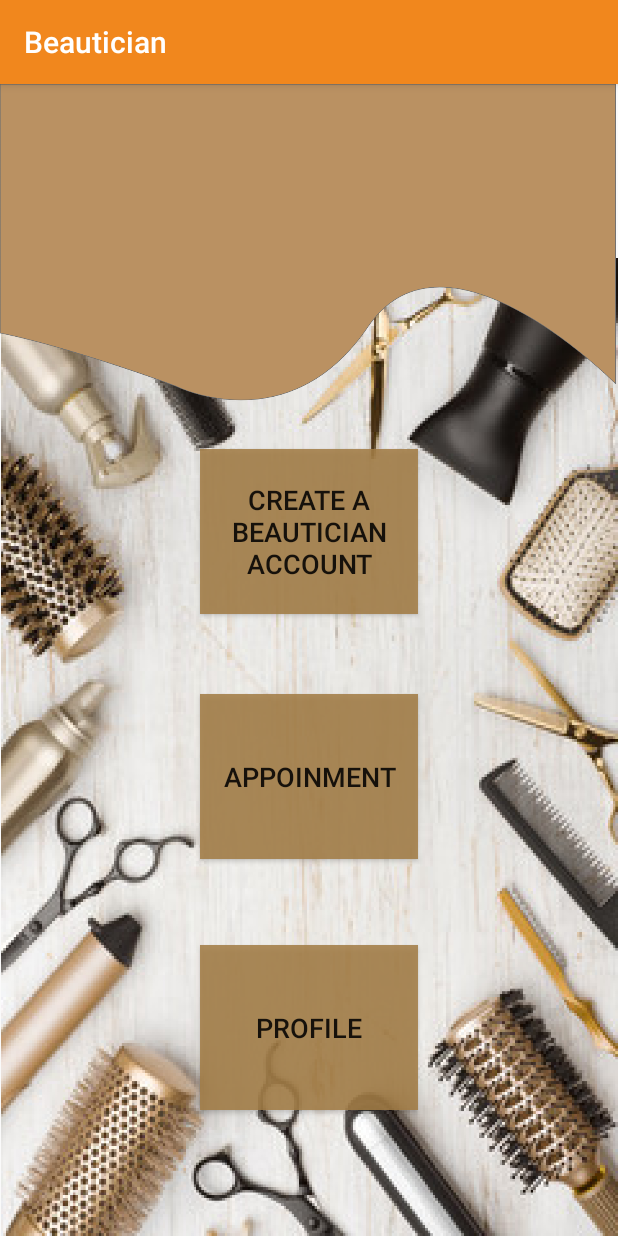
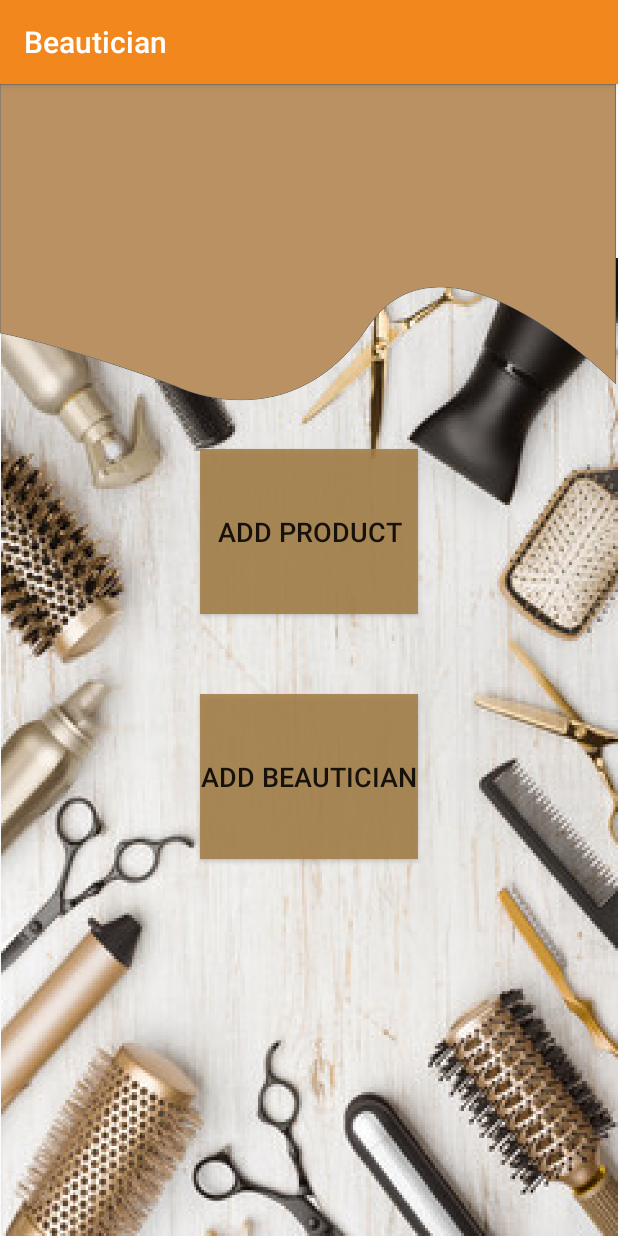
Before and after one commit to IT18000818/SalonnaBeautyApp, an Android app: the screen it shows after launch (MainActivity before the commit, Homepage1 after it), on a phone screen of 412 x 824 dp. Run offline under Robolectric (Android 15) with nearby library versions, the phone set to English and light mode, and no system bars.

Commit message:
Added calculation & Update

```diff
--- /dev/null
+++ b/app/src/main/java/com/example/beautician/Homepage1.java
@@ -0,0 +1,38 @@
+package com.example.beautician;
+
+import androidx.appcompat.app.AppCompatActivity;
+
+import android.content.Intent;
+import android.os.Bundle;
+import android.view.View;
+import android.widget.Button;
+
+public class Homepage1 extends AppCompatActivity {
+
+    Button button;
+    Button btnAppimnt;
+
+    @Override
+    protected void onCreate(Bundle savedInstanceState) {
+        super.onCreate(savedInstanceState);
+        setContentView(R.layout.activity_homepage1);
+
+        button = (Button) findViewById(R.id.button);
+        button.setOnClickListener(new View.OnClickListener() {
+            @Override
+            public void onClick(View view) {
+                Intent intent = new Intent(Homepage1.this, MainActivity.class);
+                startActivity(intent);
+            }
+        });
+
+        btnAppimnt = (Button) findViewById(R.id.btnAppimnt);
+        btnAppimnt.setOnClickListener(new View.OnClickListener() {
+            @Override
+            public void onClick(View view) {
+                Intent intent = new Intent(Homepage1.this, MainActivity.class);
+                startActivity(intent);
+            }
+        });
+    }
+}
--- a/app/src/main/res/layout/activity_5.xml
+++ b/app/src/main/res/layout/activity_5.xml
@@ -110,7 +110,7 @@
       app:layout_constraintHorizontal_bias="0.285"
       app:layout_constraintStart_toStartOf="parent"
       app:layout_constraintTop_toTopOf="parent"
-      app:layout_constraintVertical_bias="0.729" />
+      app:layout_constraintVertical_bias="0.759" />
 
   <EditText
       android:id="@+id/service"
--- /dev/null
+++ b/app/src/main/res/layout/activity_homepage1.xml
@@ -0,0 +1,35 @@
+<?xml version="1.0" encoding="utf-8"?>
+<androidx.constraintlayout.widget.ConstraintLayout xmlns:android="http://schemas.android.com/apk/res/android"
+    xmlns:app="http://schemas.android.com/apk/res-auto"
+    xmlns:tools="http://schemas.android.com/tools"
+    android:background="@drawable/group_2"
+    android:layout_width="match_parent"
+    android:layout_height="match_parent"
+    tools:context=".Homepage1">
+
+    <Button
+        android:id="@+id/button"
+        android:layout_width="145dp"
+        android:layout_height="110dp"
+        android:background="#DDA37D46"
+        android:text="Add Product"
+        android:textSize="18sp"
+        app:layout_constraintBottom_toBottomOf="parent"
+        app:layout_constraintEnd_toEndOf="parent"
+        app:layout_constraintStart_toStartOf="parent"
+        app:layout_constraintTop_toTopOf="parent"
+        app:layout_constraintVertical_bias="0.37" />
+
+    <Button
+        android:id="@+id/btnAppimnt"
+        android:layout_width="145dp"
+        android:layout_height="110dp"
+        android:background="#DDA37D46"
+        android:text="Add Beautician"
+        android:textSize="18sp"
+        app:layout_constraintBottom_toBottomOf="parent"
+        app:layout_constraintEnd_toEndOf="parent"
+        app:layout_constraintStart_toStartOf="parent"
+        app:layout_constraintTop_toTopOf="parent"
+        app:layout_constraintVertical_bias="0.618" />
+</androidx.constraintlayout.widget.ConstraintLayout>
```
Also changed, not shown: app/src/main/AndroidManifest.xml (+6 -2 lines), app/src/main/java/com/example/beautician/MainActivity.java (+11 -0 lines), app/src/main/java/com/example/beautician/appintmentStart.java (added, +129 -0 lines), app/src/main/java/com/example/beautician/appointment.java (added, +54 -0 lines), app/src/main/java/com/example/beautician/beauticianProfile.java (+18 -18 lines), app/src/main/res/layout/activity_appintment_start.xml (added, +74 -0 lines).
